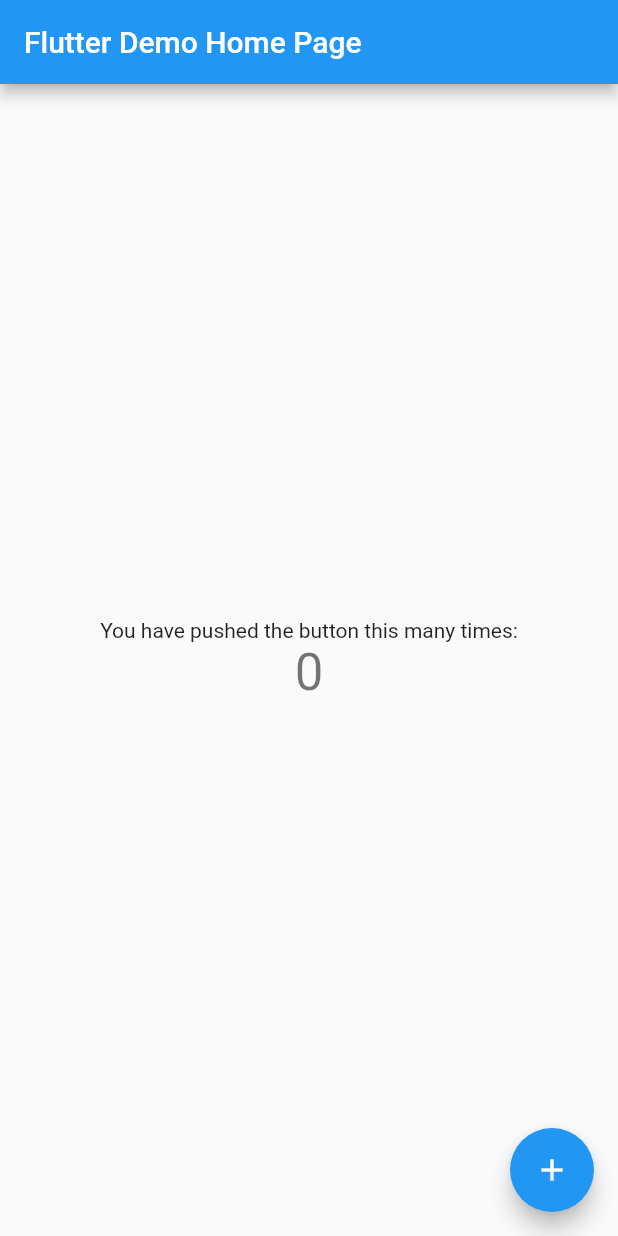
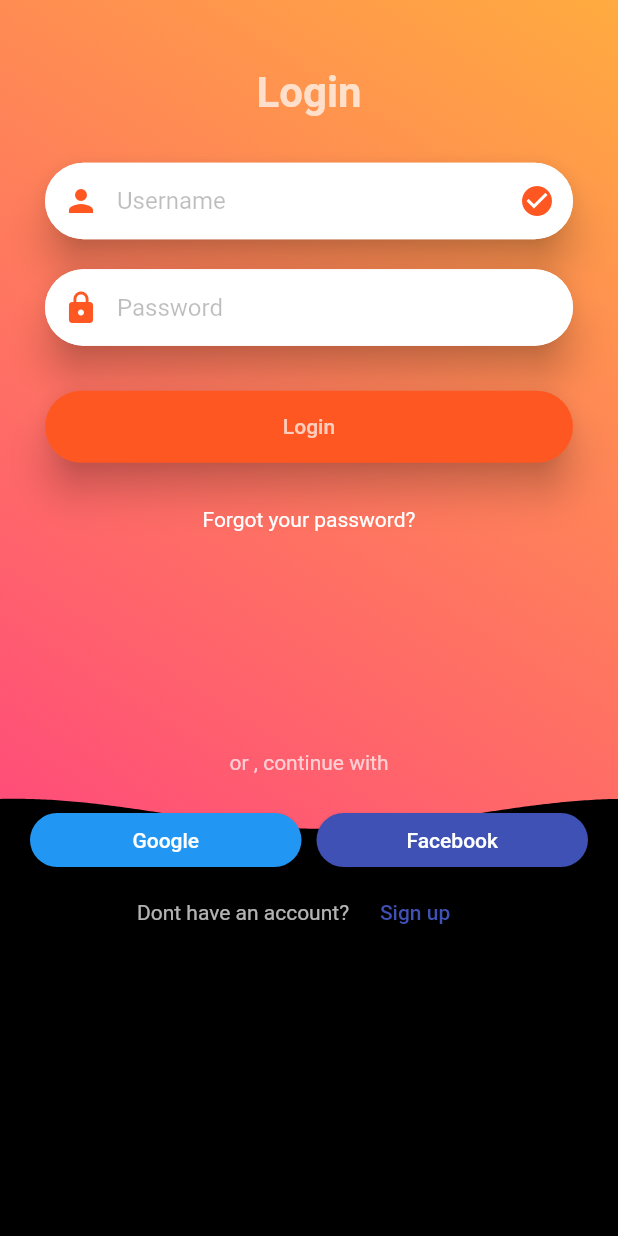
Before and after one commit to ShettyGaneshprasad/ProfessionConnect, a Flutter app: the screen it shows after launch, on a phone screen of 412 x 824 dp. Run offline on Flutter 3.47's test engine with Material 2 defaults, Android fonts, the phone set to English and light mode, and no system bars; drawn by our look-alikes of wave.

Commit message:
Added Login Page UI

```diff
--- /dev/null
+++ b/lib/LoginUI.dart
@@ -0,0 +1,256 @@
+import 'package:flutter/material.dart';
+
+import 'package:wave/config.dart';
+import 'package:wave/wave.dart';
+
+class LoginPage extends StatelessWidget {
+  @override
+  Widget build(BuildContext context) {
+    return Scaffold(
+      backgroundColor: Colors.black,
+
+      /// -----------------------------------------
+      /// Build main content with Stack widget.
+      /// -----------------------------------------
+      body: Stack(
+        children: <Widget>[
+          Container(
+            height: 650,
+            child: RotatedBox(
+              quarterTurns: 2,
+
+              /// -----------------------------------------
+              /// WaveWidget for background shape animation.
+              /// -----------------------------------------
+              child: WaveWidget(
+                /// -----------------------------------------
+                /// Set up all configerations with duration and colors.
+                /// -----------------------------------------
+                // backgroundColor: Colors.black,
+                config: CustomConfig(
+                  gradients: [
+                    [Colors.deepOrange, Colors.pinkAccent.shade200],
+                    [Colors.orangeAccent.shade200, Colors.pinkAccent.shade200],
+                  ],
+                  durations: [19440, 10800],
+                  heightPercentages: [0.20, 0.15],
+                  blur: MaskFilter.blur(BlurStyle.solid, 10),
+                  gradientBegin: Alignment.bottomLeft,
+                  gradientEnd: Alignment.topRight,
+                ),
+                waveAmplitude: 0,
+                size: Size(
+                  double.infinity,
+                  double.infinity,
+                ),
+              ),
+            ),
+          ),
+
+          /// -----------------------------------------
+          /// Build scrollable content with ListView widget.
+          /// -----------------------------------------
+          ListView(
+            children: <Widget>[
+              Container(
+                height: 400,
+                child: Column(
+                  mainAxisAlignment: MainAxisAlignment.center,
+                  children: <Widget>[
+                    /// -----------------------------------------
+                    /// Header login text.
+                    /// -----------------------------------------
+                    Text(
+                      "Login",
+                      textAlign: TextAlign.center,
+                      style: TextStyle(
+                          color: Colors.white70,
+                          fontWeight: FontWeight.bold,
+                          fontSize: 28.0),
+                    ),
+
+                    /// -----------------------------------------
+                    /// shaped Card with TextField child with it for adding username .
+                    /// -----------------------------------------
+                    Card(
+                      margin: EdgeInsets.only(left: 30, right: 30, top: 30),
+                      elevation: 11,
+                      shape: RoundedRectangleBorder(
+                          borderRadius: BorderRadius.all(Radius.circular(40))),
+                      child: TextField(
+                        decoration: InputDecoration(
+                            prefixIcon: Icon(
+                              Icons.person,
+                              color: Colors.deepOrange,
+                            ),
+                            suffixIcon: Icon(
+                              Icons.check_circle,
+                              color: Colors.deepOrange,
+                            ),
+                            hintText: "Username",
+                            hintStyle: TextStyle(color: Colors.black26),
+                            filled: true,
+                            fillColor: Colors.white,
+                            border: OutlineInputBorder(
+                              borderSide: BorderSide.none,
+                              borderRadius:
+                                  BorderRadius.all(Radius.circular(40.0)),
+                            ),
+                            contentPadding: EdgeInsets.symmetric(
+                                horizontal: 20.0, vertical: 16.0)),
+                      ),
+                    ),
+
+                    /// -----------------------------------------
+                    /// shaped Card with TextField child with it for adding Password .
+                    /// -----------------------------------------
+                    Card(
+                      margin: EdgeInsets.only(left: 30, right: 30, top: 20),
+                      elevation: 11,
+                      shape: RoundedRectangleBorder(
+                          borderRadius: BorderRadius.all(Radius.circular(40))),
+                      child: TextField(
+                        decoration: InputDecoration(
+                            prefixIcon: Icon(
+                              Icons.lock,
+                              color: Colors.deepOrange,
+                            ),
+                            hintText: "Password",
+                            hintStyle: TextStyle(
+                              color: Colors.black26,
+                            ),
+                            filled: true,
+                            fillColor: Colors.white,
+                            border: OutlineInputBorder(
+                              borderSide: BorderSide.none,
+                              borderRadius:
+                                  BorderRadius.all(Radius.circular(40.0)),
+                            ),
+                            contentPadding: EdgeInsets.symmetric(
+                                horizontal: 20.0, vertical: 16.0)),
+                      ),
+                    ),
+
+                    /// -----------------------------------------
+                    /// shaped Container with RaisedButton child with it for Submitting login data.
+                    /// -----------------------------------------
+                    Container(
+                      width: double.infinity,
+                      padding: EdgeInsets.all(30.0),
+                      child: RaisedButton(
+                        padding: EdgeInsets.symmetric(vertical: 16.0),
+                        color: Colors.deepOrange,
+                        onPressed: () {},
+                        elevation: 11,
+                        shape: RoundedRectangleBorder(
+                            borderRadius:
+                                BorderRadius.all(Radius.circular(40.0))),
+                        child: Text("Login",
+                            style: TextStyle(color: Colors.white70)),
+                      ),
+                    ),
+
+                    /// -----------------------------------------
+                    /// Forgot your password text.
+                    /// -----------------------------------------
+                    Text(
+                      "Forgot your password?",
+                      style: TextStyle(color: Colors.white),
+                    )
+                  ],
+                ),
+              ),
+              SizedBox(
+                height: 100,
+              ),
+
+              /// -----------------------------------------
+              /// Aligned content to bottom of parent.
+              /// -----------------------------------------
+              Align(
+                alignment: Alignment.bottomCenter,
+                child: Column(
+                  mainAxisAlignment: MainAxisAlignment.end,
+                  children: <Widget>[
+                    Text(
+                      "or , continue with",
+                      style: TextStyle(
+                        color: Colors.white70,
+                      ),
+                    ),
+                    SizedBox(
+                      height: 20.0,
+                    ),
+                    Row(
+                      children: <Widget>[
+                        SizedBox(
+                          width: 20.0,
+                        ),
+                        Expanded(
+                          /// -----------------------------------------
+                          /// RaisedButton login through facebook auth.
+                          /// -----------------------------------------
+                          child: RaisedButton(
+                            child: Text("Google"),
+                            textColor: Colors.white,
+                            color: Colors.blue,
+                            shape: RoundedRectangleBorder(
+                              borderRadius:
+                                  BorderRadius.all(Radius.circular(40)),
+                            ),
+                            onPressed: () {},
+                          ),
+                        ),
+                        SizedBox(
+                          width: 10.0,
+                        ),
+                        Expanded(
+                          /// -----------------------------------------
+                          /// RaisedButton login through Twitter auth.
+                          /// -----------------------------------------
+                          child: RaisedButton(
+                            child: Text("Facebook"),
+                            textColor: Colors.white,
+                            color: Colors.indigo,
+                            shape: RoundedRectangleBorder(
+                              borderRadius:
+                                  BorderRadius.all(Radius.circular(40)),
+                            ),
+                            onPressed: () {},
+                          ),
+                        ),
+                        SizedBox(
+                          width: 20.0,
+                        ),
+                      ],
+                    ),
+                    Row(
+                      mainAxisAlignment: MainAxisAlignment.center,
+                      children: <Widget>[
+                        Text(
+                          "Dont have an account?",
+                          style: TextStyle(
+                            color: Colors.white70,
+                          ),
+                        ),
+
+                        /// -----------------------------------------
+                        /// FlatButton signUp .
+                        /// -----------------------------------------
+                        FlatButton(
+                          child: Text("Sign up"),
+                          textColor: Colors.indigo,
+                          onPressed: () {},
+                        )
+                      ],
+                    )
+                  ],
+                ),
+              )
+            ],
+          ),
+        ],
+      ),
+    );
+  }
+}
--- a/lib/main.dart
+++ b/lib/main.dart
@@ -1,117 +1,8 @@
+import 'package:ProfessionConnect/LoginUI.dart';
 import 'package:flutter/material.dart';
 
 void main() {
-  runApp(MyApp());
+  runApp(MaterialApp(
+    home: LoginPage(),
+  ));
 }
-
-class MyApp extends StatelessWidget {
-  // This widget is the root of your application.
-  @override
-  Widget build(BuildContext context) {
-    return MaterialApp(
-      title: 'FLUTTER DEMO',
-      theme: ThemeData(
-        // This is the theme of your application.
-        //
-        // Try running your application with "flutter run". You'll see the
-        // application has a blue toolbar. Then, without quitting the app, try
-        // changing the primarySwatch below to Colors.green and then invoke
-        // "hot reload" (press "r" in the console where you ran "flutter run",
-        // or simply save your changes to "hot reload" in a Flutter IDE).
-        // Notice that the counter didn't reset back to zero; the application
-        // is not restarted.
-        primarySwatch: Colors.blue,
-        // This makes the visual density adapt to the platform that you run
-        // the app on. For desktop platforms, the controls will be smaller and
-        // closer together (more dense) than on mobile platforms.
-        visualDensity: VisualDensity.adaptivePlatformDensity,
-      ),
-      home: MyHomePage(title: 'Flutter Demo Home Page'),
-    );
-  }
-}
-
-class MyHomePage extends StatefulWidget {
-  MyHomePage({Key key, this.title}) : super(key: key);
-
-  // This widget is the home page of your application. It is stateful, meaning
-  // that it has a State object (defined below) that contains fields that affect
-  // how it looks.
-
-  // This class is the configuration for the state. It holds the values (in this
-  // case the title) provided by the parent (in this case the App widget) and
-  // used by the build method of the State. Fields in a Widget subclass are
-  // always marked "final".
-
-  final String title;
-
-  @override
-  _MyHomePageState createState() => _MyHomePageState();
-}
-
-class _MyHomePageState extends State<MyHomePage> {
-  int _counter = 0;
-
-  void _incrementCounter() {
-    setState(() {
-      // This call to setState tells the Flutter framework that something has
-      // changed in this State, which causes it to rerun the build method below
-      // so that the display can reflect the updated values. If we changed
-      // _counter without calling setState(), then the build method would not be
-      // called again, and so nothing would appear to happen.
-      _counter++;
-    });
-  }
-
-  @override
-  Widget build(BuildContext context) {
-    // This method is rerun every time setState is called, for instance as done
-    // by the _incrementCounter method above.
-    //
-    // The Flutter framework has been optimized to make rerunning build methods
-    // fast, so that you can just rebuild anything that needs updating rather
-    // than having to individually change instances of widgets.
-    return Scaffold(
-      appBar: AppBar(
-        // Here we take the value from the MyHomePage object that was created by
-        // the App.build method, and use it to set our appbar title.
-        title: Text(widget.title),
-      ),
-      body: Center(
-        // Center is a layout widget. It takes a single child and positions it
-        // in the middle of the parent.
-        child: Column(
-          // Column is also a layout widget. It takes a list of children and
-          // arranges them vertically. By default, it sizes itself to fit its
-          // children horizontally, and tries to be as tall as its parent.
-          //
-          // Invoke "debug painting" (press "p" in the console, choose the
-          // "Toggle Debug Paint" action from the Flutter Inspector in Android
-          // Studio, or the "Toggle Debug Paint" command in Visual Studio Code)
-          // to see the wireframe for each widget.
-          //
-          // Column has various properties to control how it sizes itself and
-          // how it positions its children. Here we use mainAxisAlignment to
-          // center the children vertically; the main axis here is the vertical
-          // axis because Columns are vertical (the cross axis would be
-          // horizontal).
-          mainAxisAlignment: MainAxisAlignment.center,
-          children: <Widget>[
-            Text(
-              'You have pushed the button this many times:',
-            ),
-            Text(
-              '$_counter',
-              style: Theme.of(context).textTheme.headline4,
-            ),
-          ],
-        ),
-      ),
-      floatingActionButton: FloatingActionButton(
-        onPressed: _incrementCounter,
-        tooltip: 'Increment',
-        child: Icon(Icons.add),
-      ), // This trailing comma makes auto-formatting nicer for build methods.
-    );
-  }
-}
```
